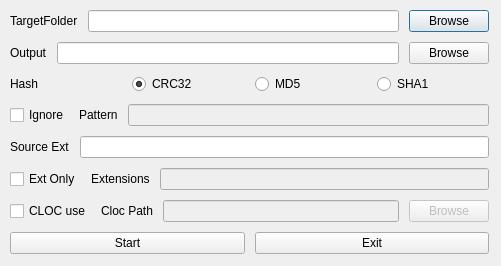
Above: qt4/MainDlg.ui from ppiazi/FilesInfoReader before the change. Below: the same form after it.
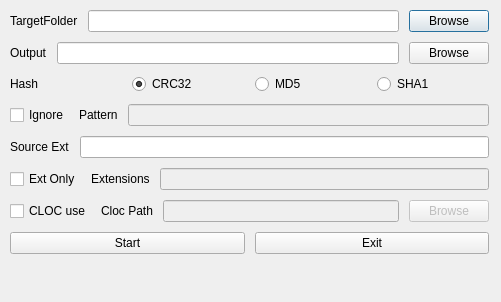
That is the form after the change.

Commit message: Resize windows size

Diff of the .ui file:
```diff
--- a/qt4/MainDlg.ui
+++ b/qt4/MainDlg.ui
@@ -7,11 +7,11 @@
     <x>0</x>
     <y>0</y>
     <width>501</width>
-    <height>266</height>
+    <height>302</height>
    </rect>
   </property>
   <property name="sizePolicy">
-   <sizepolicy hsizetype="Fixed" vsizetype="Fixed">
+   <sizepolicy hsizetype="Expanding" vsizetype="MinimumExpanding">
     <horstretch>0</horstretch>
     <verstretch>0</verstretch>
    </sizepolicy>
```
Left out of the diff: 2 changed lines with no effect on the pictures. The commit also changes 1 other file.
